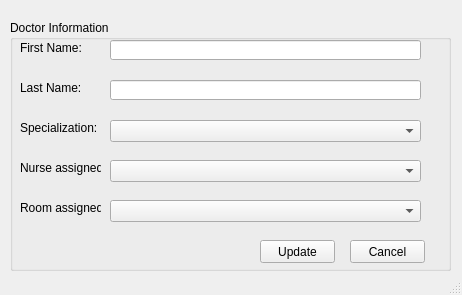
Before: the Qt Designer form Screens/Admin UpdateDoctor.ui in RaahimHash/DBMS-Project-UHU-Clinic, drawn with Qt 5.
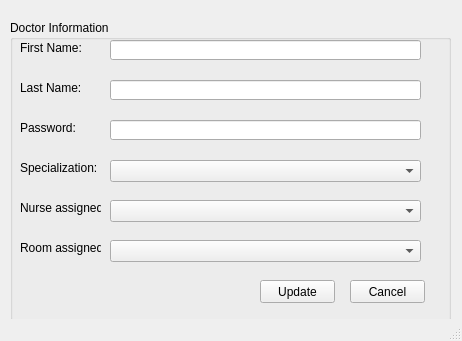
After: the same form once the commit is applied.

```diff
--- a/Screens/Admin UpdateDoctor.ui
+++ b/Screens/Admin UpdateDoctor.ui
@@ -10,7 +10,7 @@
     <x>0</x>
     <y>0</y>
     <width>462</width>
-    <height>295</height>
+    <height>341</height>
    </rect>
   </property>
   <property name="windowTitle">
@@ -23,7 +23,7 @@
       <x>10</x>
       <y>20</y>
       <width>441</width>
-      <height>251</height>
+      <height>301</height>
      </rect>
     </property>
     <property name="title">
@@ -72,7 +72,7 @@
      <property name="geometry">
       <rect>
        <x>250</x>
-       <y>220</y>
+       <y>260</y>
        <width>75</width>
        <height>23</height>
       </rect>
@@ -85,7 +85,7 @@
      <property name="geometry">
       <rect>
        <x>340</x>
-       <y>220</y>
+       <y>260</y>
        <width>75</width>
        <height>23</height>
       </rect>
@@ -111,7 +111,7 @@
      <property name="geometry">
       <rect>
        <x>10</x>
-       <y>100</y>
+       <y>140</y>
        <width>81</width>
        <height>16</height>
       </rect>
@@ -124,7 +124,7 @@
      <property name="geometry">
       <rect>
        <x>100</x>
-       <y>100</y>
+       <y>140</y>
        <width>311</width>
        <height>22</height>
       </rect>
@@ -134,7 +134,7 @@
      <property name="geometry">
       <rect>
        <x>100</x>
-       <y>140</y>
+       <y>180</y>
        <width>311</width>
        <height>22</height>
       </rect>
@@ -144,7 +144,7 @@
      <property name="geometry">
       <rect>
        <x>10</x>
-       <y>140</y>
+       <y>180</y>
        <width>81</width>
        <height>16</height>
       </rect>
@@ -157,7 +157,7 @@
      <property name="geometry">
       <rect>
        <x>10</x>
-       <y>180</y>
+       <y>220</y>
        <width>81</width>
        <height>16</height>
       </rect>
@@ -170,12 +170,38 @@
      <property name="geometry">
       <rect>
        <x>100</x>
-       <y>180</y>
+       <y>220</y>
        <width>311</width>
        <height>22</height>
       </rect>
      </property>
     </widget>
+    <widget class="QLineEdit" name="linePassword">
+     <property name="geometry">
+      <rect>
+       <x>100</x>
+       <y>100</y>
+       <width>311</width>
+       <height>20</height>
+      </rect>
+     </property>
+     <property name="readOnly">
+      <bool>false</bool>
+     </property>
+    </widget>
+    <widget class="QLabel" name="label_6">
+     <property name="geometry">
+      <rect>
+       <x>10</x>
+       <y>100</y>
+       <width>81</width>
+       <height>16</height>
+      </rect>
+     </property>
+     <property name="text">
+      <string>Password:</string>
+     </property>
+    </widget>
    </widget>
   </widget>
   <widget class="QStatusBar" name="statusbar"/>
```
